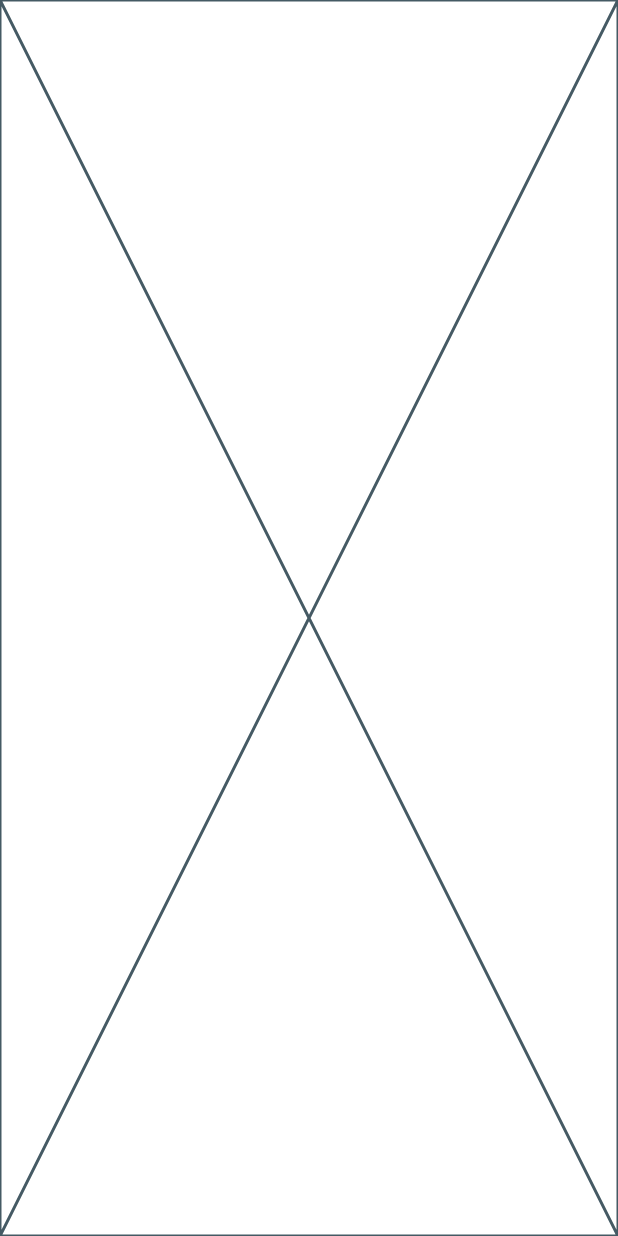
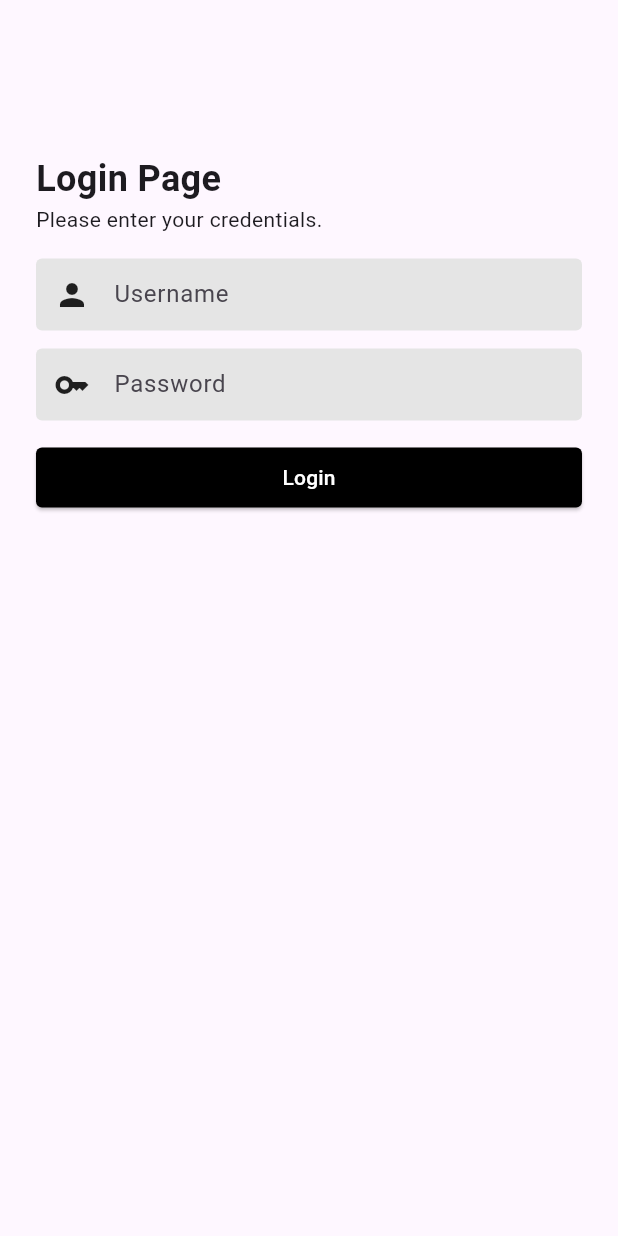
Before and after one commit to hadyanbakti/Kuis-A, a Flutter app: the screen it shows after launch, on a phone screen of 412 x 824 dp. Run offline on Flutter 3.47's test engine with Material 3 defaults, Android fonts, the phone set to English and light mode, and no system bars.

Commit message:
masuk mas

```diff
--- a/lib/pages/login_page.dart
+++ b/lib/pages/login_page.dart
@@ -1,10 +1,173 @@
 import 'package:flutter/material.dart';
+import 'package:kuis_f/pages/home.dart';
 
-class LoginPage extends StatelessWidget {
+class LoginPage extends StatefulWidget {
   const LoginPage({super.key});
 
   @override
+  State<LoginPage> createState() => _LoginPageState();
+}
+
+class _LoginPageState extends State<LoginPage> {
+  String username = "";
+  String password = "";
+  bool isError = false;
+
+  @override
   Widget build(BuildContext context) {
-    return const Placeholder();
+    return SafeArea(
+      child: Scaffold(
+        body: Container(
+          height: MediaQuery.of(context).size.height,
+          padding: const EdgeInsets.symmetric(horizontal: 24),
+          child: ListView(scrollDirection: Axis.vertical, children: [
+            const SizedBox(height: 20),
+            _heading(),
+            _usernameField(),
+            _passwordField(),
+            _loginButton(context),
+            const SizedBox(height: 20)
+          ]),
+        ),
+      ),
+    );
+  }
+
+  Widget _heading() {
+    return Container(
+        margin: EdgeInsets.only(
+            top: MediaQuery.of(context).size.height * 0.1, bottom: 4),
+        alignment: Alignment.centerLeft,
+        child: const Column(
+          crossAxisAlignment: CrossAxisAlignment.start,
+          children: [
+            Text(
+              "Login Page",
+              style: TextStyle(fontSize: 24, fontWeight: FontWeight.bold),
+            ),
+            Text(
+              "Please enter your credentials.",
+              // style: TextStyle(fontSize: 14, fontWeight: FontWeight.bold),
+            ),
+          ],
+        ));
+  }
+
+  Widget _usernameField() {
+    return Container(
+      padding: const EdgeInsets.only(top: 12),
+      child: TextFormField(
+        enabled: true,
+        onChanged: (value) {
+          username = value;
+          setState(() {
+            if (isError) isError = false;
+          });
+        },
+        decoration: InputDecoration(
+            hintText: 'Username',
+            prefixIcon: Icon(
+              Icons.person,
+              color: (!isError)
+                  ? Colors.black87
+                  : Theme.of(context).colorScheme.error,
+            ),
+            filled: true,
+            fillColor: (isError)
+                ? Theme.of(context).colorScheme.errorContainer
+                : const Color.fromARGB(255, 229, 229, 229),
+            contentPadding: const EdgeInsets.all(12),
+            border: OutlineInputBorder(
+              borderRadius: BorderRadius.circular(8.0),
+            ),
+            enabledBorder: OutlineInputBorder(
+                borderSide: BorderSide(
+                    color: (!isError)
+                        ? Colors.transparent
+                        : Theme.of(context).colorScheme.error)),
+            focusedBorder: OutlineInputBorder(
+                borderSide: BorderSide(
+                    color: (!isError)
+                        ? Colors.transparent
+                        : Theme.of(context).colorScheme.error))),
+      ),
+    );
+  }
+
+  Widget _passwordField() {
+    return Container(
+      padding: const EdgeInsets.only(top: 12),
+      child: TextFormField(
+        enabled: true,
+        onChanged: (value) {
+          password = value;
+          setState(() {
+            if (isError) isError = false;
+          });
+        },
+        obscureText: true,
+        decoration: InputDecoration(
+          hintText: 'Password',
+          prefixIcon: Icon(
+            Icons.key,
+            color: (!isError)
+                ? Colors.black87
+                : Theme.of(context).colorScheme.error,
+          ),
+          filled: true,
+          fillColor: (isError)
+              ? Theme.of(context).colorScheme.errorContainer
+              : const Color.fromARGB(255, 229, 229, 229),
+          contentPadding: const EdgeInsets.all(12),
+          border: OutlineInputBorder(
+            borderRadius: BorderRadius.circular(8.0),
+          ),
+          enabledBorder: OutlineInputBorder(
+              borderSide: BorderSide(
+                  color: (!isError)
+                      ? Colors.transparent
+                      : Theme.of(context).colorScheme.error)),
+          focusedBorder: OutlineInputBorder(
+              borderSide: BorderSide(
+                  color: (!isError)
+                      ? Colors.transparent
+                      : Theme.of(context).colorScheme.error)),
+        ),
+      ),
+    );
+  }
+
+  Widget _loginButton(BuildContext context) {
+    return Container(
+      padding: const EdgeInsets.only(top: 14, bottom: 6),
+      width: MediaQuery.of(context).size.width,
+      child: ElevatedButton(
+        style: ElevatedButton.styleFrom(
+            backgroundColor: Colors.black,
+            foregroundColor:
+                Theme.of(context).colorScheme.onPrimary, // foreground
+            shape:
+                RoundedRectangleBorder(borderRadius: BorderRadius.circular(4))),
+        onPressed: loginUser,
+        child: const Text('Login'),
+      ),
+    );
+  }
+
+  void loginUser() {
+    if (username == "090" && password == "090") {
+      Navigator.pushReplacement(
+        context,
+        MaterialPageRoute(builder: (context) => HomePage(username: username)),
+      );
+    } else {
+      ScaffoldMessenger.of(context).showSnackBar(const SnackBar(
+          content: Text("Wrong username or password"),
+          duration: Durations.long2));
+
+      setState(() {
+        isError = true;
+      });
+    }
   }
 }
```
Also changed, not shown: lib/pages/detail_page.dart (added, +120 -0 lines), lib/pages/home.dart (added, +168 -0 lines), pubspec.lock, 1 other file.
